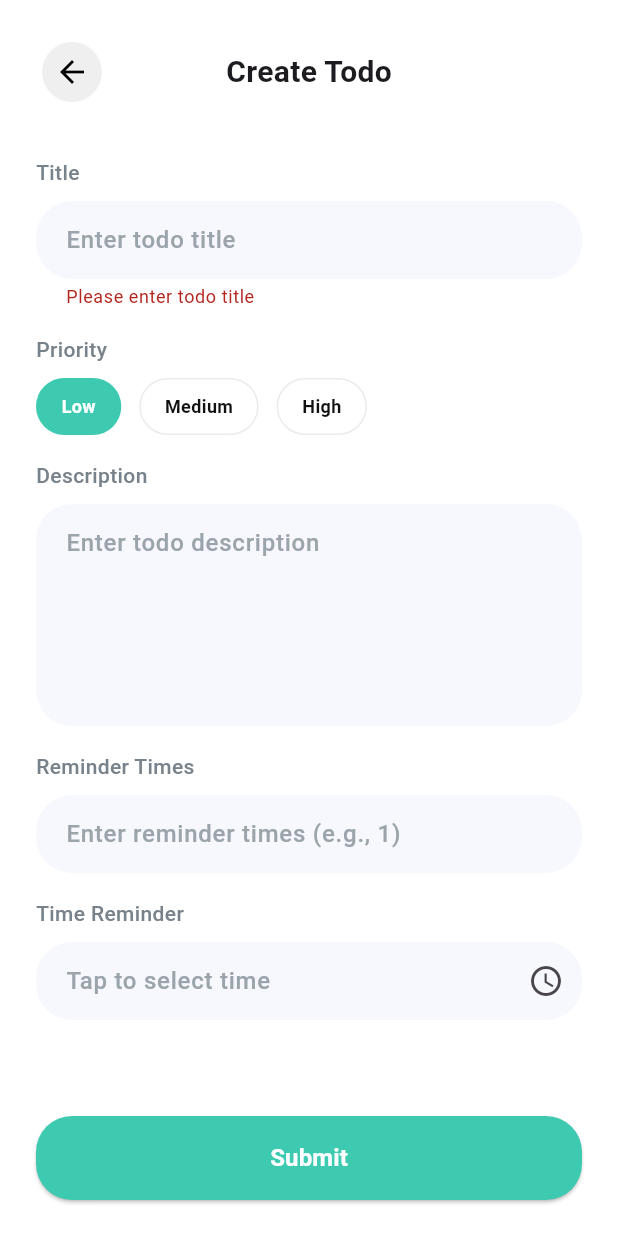
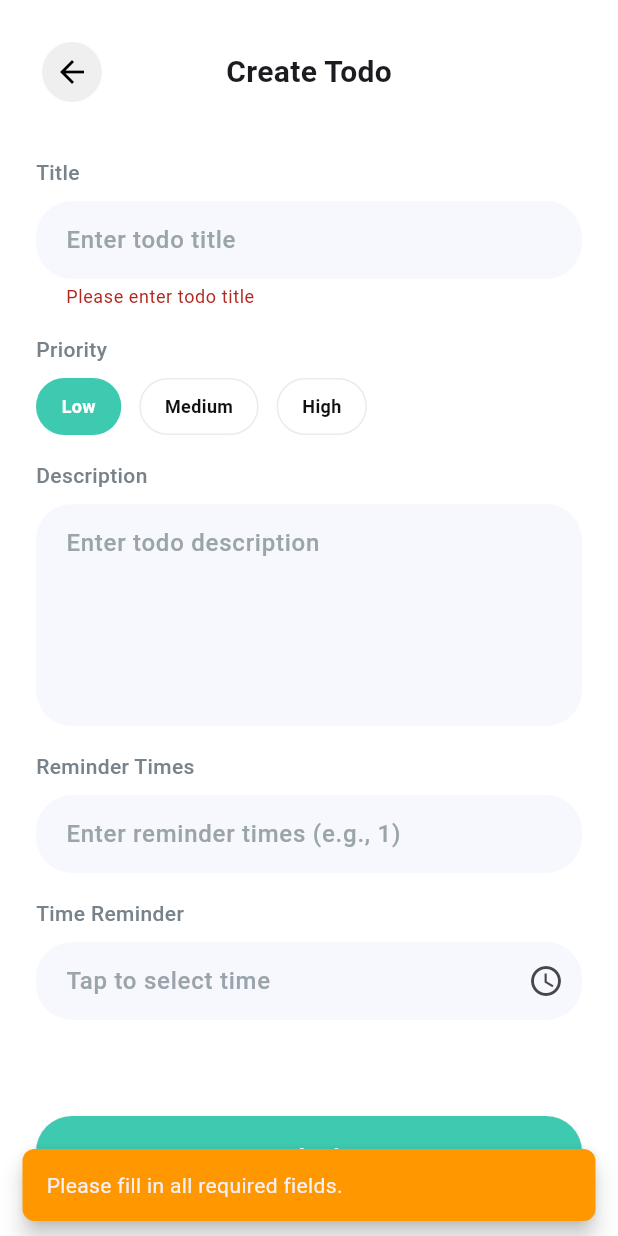
Before and after one commit to TuVoXuan/todo_app, a Flutter app: the TodoItemForm screen opened by its route, after a tap on "Submit", on a phone screen of 412 x 824 dp. Run offline on Flutter 3.47's test engine with Material 3 defaults, Android fonts, the phone set to English and light mode, and no system bars; our stand-ins replace flutter_slidable, flutter_svg, go_router, sqflite; accounts and stored records are empty.

Commit message:
feat: make scaffold messager utils

```diff
--- a/lib/models/todo.dart
+++ b/lib/models/todo.dart
@@ -7,7 +7,7 @@ class Todo {
   final String? description;
   final int? reminderTimes;
   final String? timeReminder;
-  final bool done;
+  final bool? done;
   final String? createdAt;
 
   Todo({
@@ -15,7 +15,7 @@ class Todo {
     required this.title,
     required this.priority,
     this.description,
-    required this.done,
+    this.done,
     this.reminderTimes,
     this.timeReminder,
     this.createdAt,
@@ -27,7 +27,7 @@ class Todo {
       'title': title,
       'description': description,
       'priority': priority,
-      'done': done ? 1 : 0,
+      'done': done != null && done! ? 1 : 0,
       'reminderTimes': reminderTimes,
       'timeReminder': timeReminder,
       'created_at': createdAt,
--- a/lib/pages/todo_item_form.dart
+++ b/lib/pages/todo_item_form.dart
@@ -1,5 +1,7 @@
 import 'package:flutter/material.dart';
+import 'package:todo_app/models/todo.dart';
 import 'package:todo_app/services/todo_service.dart';
+import 'package:todo_app/utils/snack_bar_util.dart';
 import 'package:todo_app/widgets/select.dart';
 import 'package:todo_app/widgets/text_field_custom.dart';
 import 'package:todo_app/widgets/time_picker.dart';
@@ -28,6 +30,8 @@ class _TodoItemFormState extends State<TodoItemForm> {
   final TextEditingController _timeReminderController = TextEditingController();
   String _selectedPriority = 'low';
 
+  final todoService = TodoService();
+
   @override
   void dispose() {
     _titleController.dispose();
@@ -43,15 +47,41 @@ class _TodoItemFormState extends State<TodoItemForm> {
     });
   }
 
-  void _handleSubmitForm() {
+  void _handleSubmitForm() async {
     if (_formKey.currentState!.validate()) {
-      print('title: ${_titleController.text}');
-      print('desc: ${_descriptionController.text}');
-      print('reminderTimes: ${_reminderTimesController.text}');
-      print('timeReminder: ${_timeReminderController.text}');
-      print('priority: $_selectedPriority');
+      final todo = Todo(
+        title: _titleController.text,
+        priority: _selectedPriority,
+        description:
+            _descriptionController.text.isNotEmpty
+                ? _descriptionController.text
+                : null,
+        reminderTimes:
+            _reminderTimesController.text.isNotEmpty
+                ? int.tryParse(_reminderTimesController.text)
+                : null,
+        timeReminder:
+            _timeReminderController.text.isNotEmpty
+                ? _timeReminderController.text
+                : null,
+        createdAt: DateTime.now().toIso8601String(),
+      );
+
+      final result = await todoService.insertTodo(todo);
+      if (result != null) {
+        print('Todo created successfully with ID: $result');
+        SnackBarUtil.showSuccess(context, 'Todo created successfully');
+        Navigator.of(context).pop();
+      } else {
+        print('Failed to create todo');
+        SnackBarUtil.showError(
+          context,
+          'Failed to create todo. Please try again.',
+        );
+      }
     } else {
       print('Form is invalid');
+      SnackBarUtil.showWarning(context, 'Please fill in all required fields.');
     }
   }
 
--- /dev/null
+++ b/lib/utils/snack_bar_util.dart
@@ -0,0 +1,90 @@
+import 'package:flutter/material.dart';
+
+class SnackBarUtil {
+  static void showSuccess(BuildContext context, String message) {
+    ScaffoldMessenger.of(context).showSnackBar(
+      SnackBar(
+        content: Text(message),
+        backgroundColor: Colors.green,
+        duration: const Duration(seconds: 2),
+        behavior: SnackBarBehavior.floating,
+        shape: RoundedRectangleBorder(borderRadius: BorderRadius.circular(8)),
+      ),
+    );
+  }
+
+  static void showError(BuildContext context, String message) {
+    ScaffoldMessenger.of(context).showSnackBar(
+      SnackBar(
+        content: Text(message),
+        backgroundColor: Colors.red,
+        duration: const Duration(seconds: 4),
+        behavior: SnackBarBehavior.floating,
+        shape: RoundedRectangleBorder(borderRadius: BorderRadius.circular(8)),
+      ),
+    );
+  }
+
+  static void showInfo(BuildContext context, String message) {
+    ScaffoldMessenger.of(context).showSnackBar(
+      SnackBar(
+        content: Text(message),
+        backgroundColor: Colors.blue,
+        duration: const Duration(seconds: 3),
+        behavior: SnackBarBehavior.floating,
+        shape: RoundedRectangleBorder(borderRadius: BorderRadius.circular(8)),
+      ),
+    );
+  }
+
+  static void showWarning(BuildContext context, String message) {
+    ScaffoldMessenger.of(context).showSnackBar(
+      SnackBar(
+        content: Text(message),
+        backgroundColor: Colors.orange,
+        duration: const Duration(seconds: 3),
+        behavior: SnackBarBehavior.floating,
+        shape: RoundedRectangleBorder(borderRadius: BorderRadius.circular(8)),
+      ),
+    );
+  }
+
+  static void showCustom(
+    BuildContext context,
+    String message, {
+    Color? backgroundColor,
+    Color? textColor,
+    Duration? duration,
+    SnackBarAction? action,
+    IconData? icon,
+  }) {
+    ScaffoldMessenger.of(context).showSnackBar(
+      SnackBar(
+        content: Row(
+          children: [
+            if (icon != null) ...[
+              Icon(icon, color: textColor ?? Colors.white),
+              const SizedBox(width: 8),
+            ],
+            Expanded(child: Text(message, style: TextStyle(color: textColor))),
+          ],
+        ),
+        backgroundColor: backgroundColor ?? Colors.grey[800],
+        duration: duration ?? const Duration(seconds: 3),
+        behavior: SnackBarBehavior.floating,
+        shape: RoundedRectangleBorder(borderRadius: BorderRadius.circular(8)),
+        action: action,
+      ),
+    );
+  }
+
+  // Hide current snackbar
+  static void hide(BuildContext context) {
+    ScaffoldMessenger.of(context).hideCurrentSnackBar();
+  }
+
+  // Clear all SnackBars
+  static void clearAll(BuildContext context) {
+    ScaffoldMessenger.of(context).clearSnackBars();
+  }
+}
--- a/lib/widgets/todo_item.dart
+++ b/lib/widgets/todo_item.dart
@@ -44,7 +44,10 @@ class TodoItem extends StatelessWidget {
               children: [
                 Row(
                   children: [
-                    CircleCheckbox(value: todo.done, onChanged: (value) {}),
+                    CircleCheckbox(
+                      value: todo.done ?? false,
+                      onChanged: (value) {},
+                    ),
                     SizedBox(width: 10),
                     Column(
                       crossAxisAlignment: CrossAxisAlignment.start,
```
Also changed, not shown: lib/services/todo_service.dart (+6 -1 lines).
